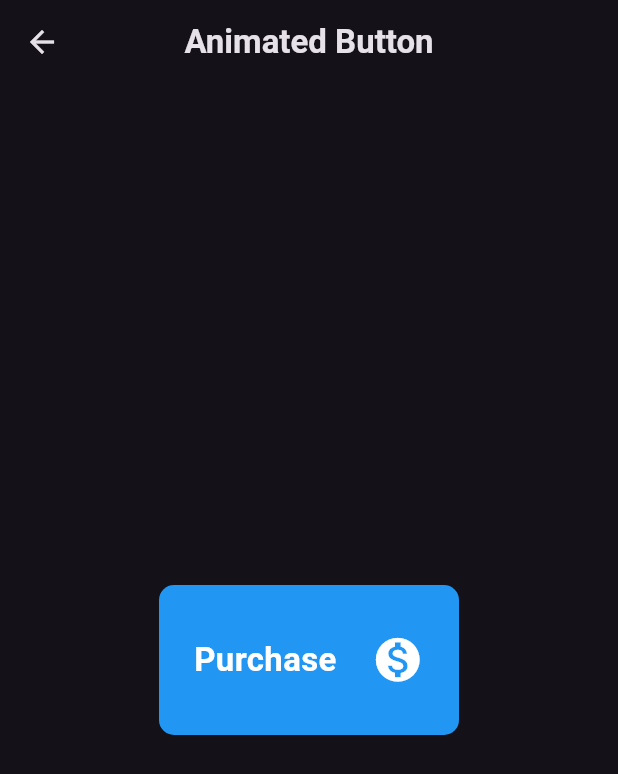
After one commit to PAIshanMadusha/flutter-animations, a Flutter app: the screen it shows after launch, after a tap on "Animated Button", on a phone screen of 412 x 824 dp. The commit adds this screen. Shown: the top 774 px of the screen. Run offline on Flutter 3.47's test engine with Material 3 defaults, Android fonts, the phone set to English and light mode, and no system bars.

Commit message:
Animated Button

```diff
--- /dev/null
+++ b/lib/animations/implict_animations/custom_animated_button.dart
@@ -0,0 +1,83 @@
+import 'package:flutter/material.dart';
+
+class CustomAnimatedButton extends StatefulWidget {
+  const CustomAnimatedButton({super.key});
+
+  @override
+  State<CustomAnimatedButton> createState() => _CustomAnimatedButtonState();
+}
+
+class _CustomAnimatedButtonState extends State<CustomAnimatedButton> {
+  bool _isPurchased = false;
+  void _togglePurchased() {
+    setState(() {
+      _isPurchased = !_isPurchased;
+    });
+  }
+
+  @override
+  Widget build(BuildContext context) {
+    return Scaffold(
+      appBar: AppBar(
+        title: Text(
+          "Animated Button",
+          style: TextStyle(fontWeight: FontWeight.bold),
+        ),
+        centerTitle: true,
+      ),
+      body: Padding(
+        padding: EdgeInsets.all(25),
+        child: Center(
+          child: GestureDetector(
+            onTap: _togglePurchased,
+            child: AnimatedContainer(
+              duration: Duration(seconds: 1),
+              curve: Curves.easeInOut,
+              width: 200,
+              height: 100,
+              decoration: BoxDecoration(
+                color: _isPurchased ? Colors.green : Colors.blue,
+                borderRadius: BorderRadius.circular(_isPurchased ? 20 : 10),
+              ),
+              alignment: Alignment.center,
+              child:
+                  _isPurchased
+                      ? Row(
+                        mainAxisAlignment: MainAxisAlignment.spaceEvenly,
+                        children: [
+                          Text(
+                            "Thanks",
+                            style: TextStyle(
+                              color: Colors.white,
+                              fontWeight: FontWeight.bold,
+                              fontSize: 22,
+                            ),
+                          ),
+                          Icon(Icons.check, size: 35, color: Colors.white),
+                        ],
+                      )
+                      : Row(
+                        mainAxisAlignment: MainAxisAlignment.spaceEvenly,
+                        children: [
+                          Text(
+                            "Purchase",
+                            style: TextStyle(
+                              color: Colors.white,
+                              fontWeight: FontWeight.bold,
+                              fontSize: 22,
+                            ),
+                          ),
+                          Icon(
+                            Icons.monetization_on,
+                            size: 35,
+                            color: Colors.white,
+                          ),
+                        ],
+                      ),
+            ),
+          ),
+        ),
+      ),
+    );
+  }
+}
--- a/lib/main/home_page.dart
+++ b/lib/main/home_page.dart
@@ -1,5 +1,6 @@
 import 'package:flutter/material.dart';
 import 'package:flutter_animations/animations/implict_animations/custom_animated_box.dart';
+import 'package:flutter_animations/animations/implict_animations/custom_animated_button.dart';
 import 'package:flutter_animations/animations/implict_animations/custom_animated_container.dart';
 import 'package:flutter_animations/reusable_widgets.dart/custom_button.dart';
 
@@ -50,6 +51,18 @@ class HomePage extends StatelessWidget {
                   );
                 },
               ),
+              SizedBox(height: sizedBoxValue),
+              CustomButton(
+                text: "Animated Button",
+                onTap: () {
+                  Navigator.push(
+                    context,
+                    MaterialPageRoute(
+                      builder: (context) => CustomAnimatedButton(),
+                    ),
+                  );
+                },
+              ),
             ],
           ),
         ),
```
